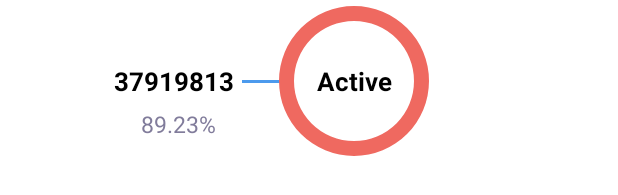
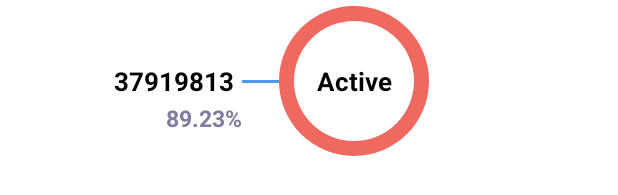
Before and after one commit to adil-arbib/coronavirus, an Android app: the layout activity_country_details.xml on its own in the app's theme, with its tools: preview values and no code run, on a phone screen of 412 x 824 dp. Shown: the part 1010-1205 px from the top of the screen. Run offline under Robolectric (Android 15) with nearby library versions, the phone set to English and light mode, and no system bars; network calls fail.

Commit message:
last update

```diff
--- a/app/src/main/res/layout/activity_country_details.xml
+++ b/app/src/main/res/layout/activity_country_details.xml
@@ -247,12 +247,12 @@
                     android:id="@+id/txt_percentage"
                     android:layout_width="wrap_content"
                     android:layout_height="wrap_content"
-                    android:layout_marginTop="6dp"
+                    android:layout_marginTop="2dp"
                     android:textColor="@color/text_grey"
                     android:textSize="15sp"
                     app:layout_constraintTop_toBottomOf="@+id/prgCases"
-                    app:layout_constraintStart_toStartOf="parent"
                     app:layout_constraintEnd_toStartOf="@+id/line"
+                    android:textStyle="bold"
                     android:text="89.23%"/>
                 <ProgressBar
                     android:id="@+id/progressBar"
--- a/app/src/main/res/layout/fragment_home.xml
+++ b/app/src/main/res/layout/fragment_home.xml
@@ -211,12 +211,12 @@
             android:id="@+id/txt_percentage"
             android:layout_width="wrap_content"
             android:layout_height="wrap_content"
-            android:layout_marginTop="6dp"
+            android:layout_marginTop="2dp"
             android:textColor="@color/text_grey"
             android:textSize="15sp"
             app:layout_constraintTop_toBottomOf="@+id/prgCases"
-            app:layout_constraintStart_toStartOf="parent"
             app:layout_constraintEnd_toStartOf="@+id/line"
+            android:textStyle="bold"
             android:text="89.23%"/>
         <ProgressBar
             android:id="@+id/progressBar"
```
